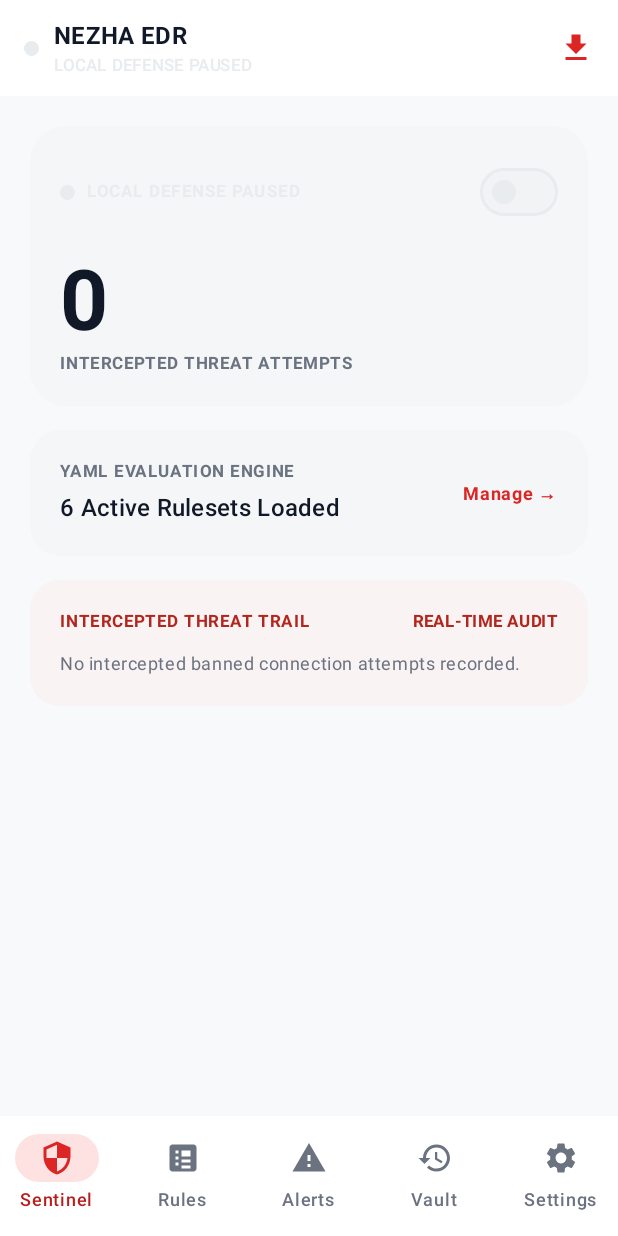
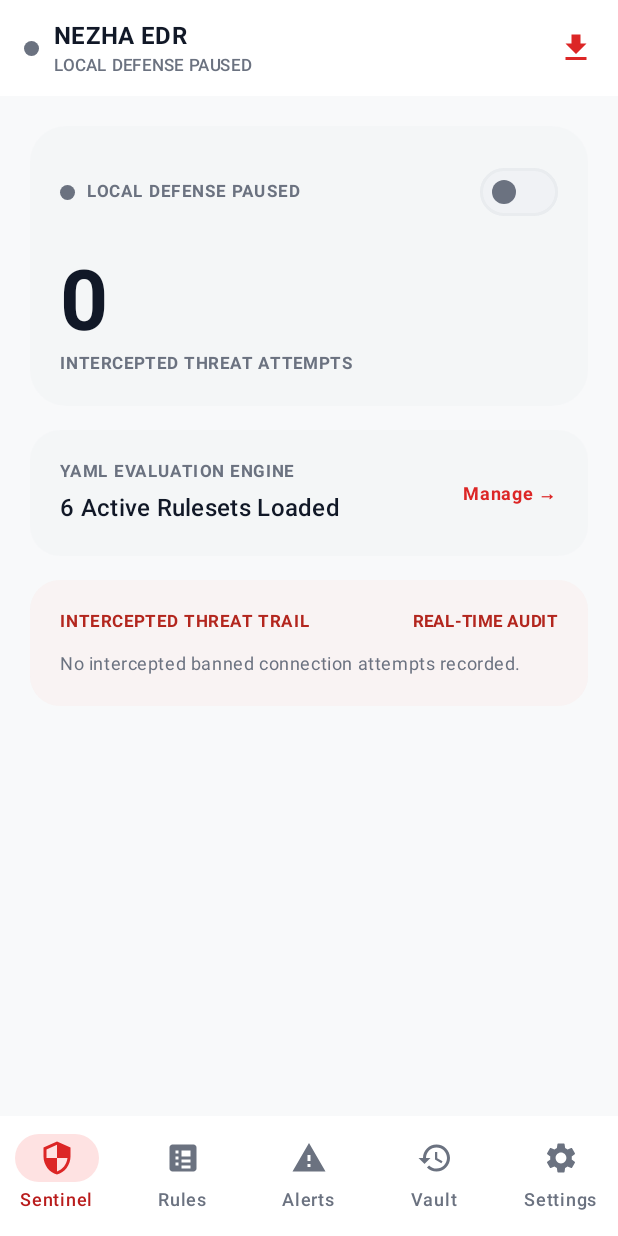
Before and after one commit to ctkqiang/NezhaEDRAndroid, an Android app built with Jetpack Compose: the screen it shows after launch (MainActivity), on a phone screen of 412 x 824 dp. Run offline under Robolectric (Android 15) with nearby library versions, the phone set to English and light mode, and no system bars.

Commit message:
fix(ui): enhance light mode text contrast ratios for paused status labels and switch indicators

```diff
--- a/app/src/main/java/xin/ctkqiang/nezhaedr/ui/main/MainScreen.kt
+++ b/app/src/main/java/xin/ctkqiang/nezhaedr/ui/main/MainScreen.kt
@@ -293,7 +293,7 @@ fun MainScreenContent(
                     ) {
                         Surface(
                             shape = CircleShape,
-                            color = if (uiState.isVpnActive) MaterialTheme.colorScheme.primary else MaterialTheme.colorScheme.outline,
+                            color = if (uiState.isVpnActive) MaterialTheme.colorScheme.primary else MaterialTheme.colorScheme.onSurfaceVariant,
                             modifier = Modifier.size(10.dp)
                         ) {}
                         Column {
@@ -306,7 +306,7 @@ fun MainScreenContent(
                                 text = if (uiState.isVpnActive) stringResource(R.string.defense_engaged) else stringResource(R.string.defense_paused),
                                 style = MaterialTheme.typography.labelSmall,
                                 fontWeight = FontWeight.SemiBold,
-                                color = if (uiState.isVpnActive) MaterialTheme.colorScheme.primary else MaterialTheme.colorScheme.outline
+                                color = if (uiState.isVpnActive) MaterialTheme.colorScheme.primary else MaterialTheme.colorScheme.onSurfaceVariant
                             )
                         }
                     }
@@ -912,7 +912,7 @@ fun AppleMasterStatusCard(
     onToggleVpn: () -> Unit
 ) {
     val stateColor by animateColorAsState(
-        targetValue = if (isActive) MaterialTheme.colorScheme.primary else MaterialTheme.colorScheme.outline,
+        targetValue = if (isActive) MaterialTheme.colorScheme.primary else MaterialTheme.colorScheme.onSurfaceVariant,
         animationSpec = spring(dampingRatio = Spring.DampingRatioMediumBouncy, stiffness = Spring.StiffnessLow),
         label = "StateColorAnimation"
     )
@@ -952,8 +952,8 @@ fun AppleMasterStatusCard(
                     colors = SwitchDefaults.colors(
                         checkedThumbColor = Color.White,
                         checkedTrackColor = MaterialTheme.colorScheme.primary,
-                        uncheckedThumbColor = MaterialTheme.colorScheme.outline,
-                        uncheckedTrackColor = MaterialTheme.colorScheme.surfaceVariant
+                        uncheckedThumbColor = MaterialTheme.colorScheme.onSurfaceVariant,
+                        uncheckedTrackColor = MaterialTheme.colorScheme.outline.copy(alpha = 0.4f)
                     )
                 )
             }
```
